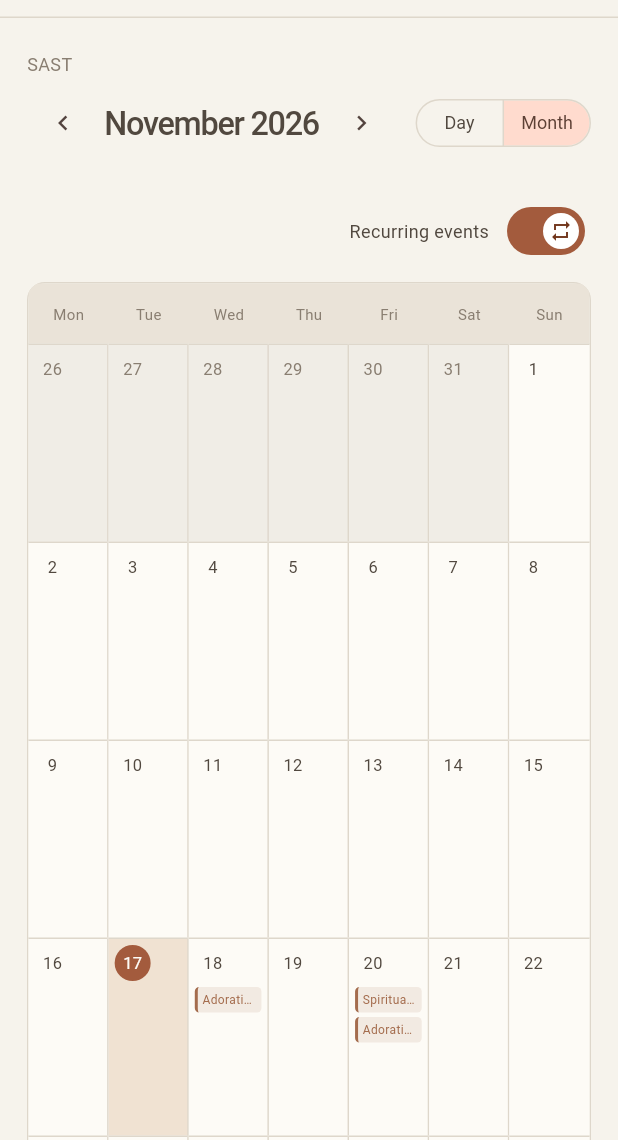
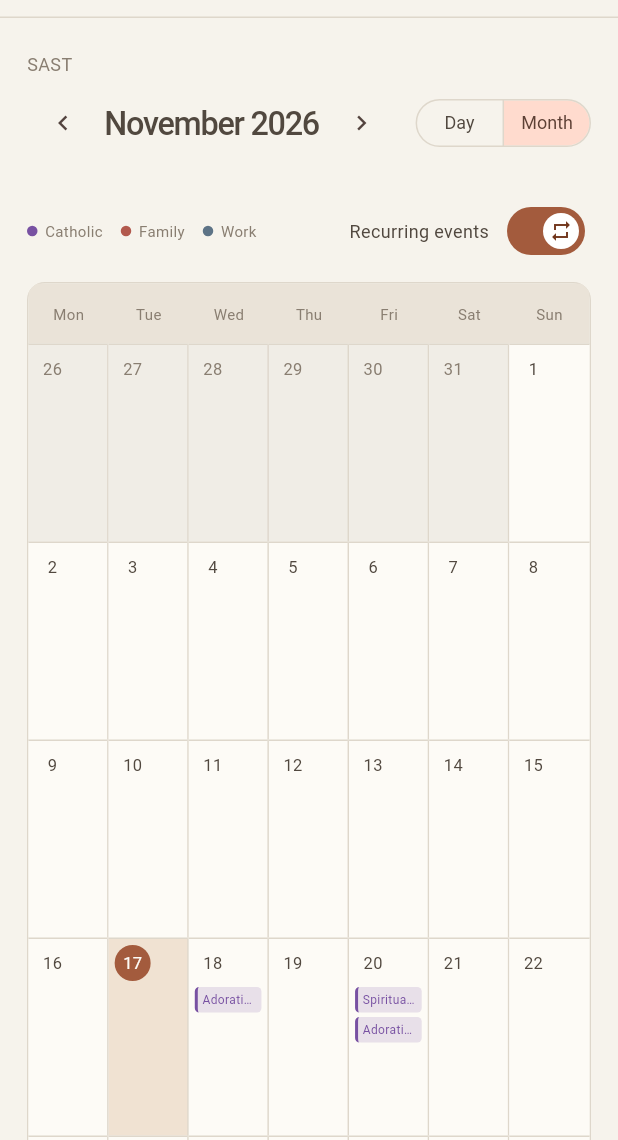
Before and after one commit to JoaoPedra-AMDG/Routine, a Flutter app: the screen it shows after launch, after a tap on the "chevron left" icon, after a tap on the "chevron right" icon, after a tap on "Month", on a phone screen of 412 x 824 dp, the part 96-1236 px from its top. Run offline on Flutter 3.47's test engine with Material 3 defaults, Android fonts, the phone set to English and light mode, and no system bars; our stand-ins replace web.

Commit message:
Colour activities by type and migrate saved categories

```diff
--- a/lib/routine_app.dart
+++ b/lib/routine_app.dart
@@ -775,9 +775,13 @@ class _SchedulePageState extends State<SchedulePage> {
                     width: 37,
                     padding: const EdgeInsets.symmetric(vertical: 5),
                     decoration: BoxDecoration(
-                      border: Border.all(color: line),
+                      border: Border.all(
+                        color: categoryColors[p.category]!.withValues(
+                          alpha: .4,
+                        ),
+                      ),
                       borderRadius: BorderRadius.circular(6),
-                      color: paper,
+                      color: categoryColors[p.category]!.withValues(alpha: .1),
                     ),
                     child: Column(
                       children: [
@@ -1121,10 +1125,17 @@ class _SchedulePageState extends State<SchedulePage> {
     return Container(
       key: ValueKey('${_key}_${p.id}'),
       margin: const EdgeInsets.symmetric(horizontal: 18),
-      decoration: const BoxDecoration(
-        border: Border(bottom: BorderSide(color: Color(0xffece6dc))),
-      ),
-      padding: const EdgeInsets.symmetric(vertical: 12),
+      decoration: BoxDecoration(
+        color: color.withValues(alpha: done || skipped ? .025 : .055),
+        border: Border(
+          left: BorderSide(
+            color: color.withValues(alpha: done || skipped ? .4 : 1),
+            width: 3,
+          ),
+          bottom: const BorderSide(color: Color(0xffece6dc)),
+        ),
+      ),
+      padding: const EdgeInsets.fromLTRB(8, 12, 0, 12),
       child: Row(
         crossAxisAlignment: CrossAxisAlignment.center,
         children: [
@@ -1139,7 +1150,7 @@ class _SchedulePageState extends State<SchedulePage> {
                 shape: RoundedRectangleBorder(
                   borderRadius: BorderRadius.circular(4),
                 ),
-                activeColor: sage,
+                activeColor: color,
               ),
             )
           else
@@ -1372,7 +1383,7 @@ class _SchedulePageState extends State<SchedulePage> {
                                 ),
                                 decoration: BoxDecoration(
                                   color: color.withValues(
-                                    alpha: p.status == 'pending' ? 0.14 : 0.07,
+                                    alpha: p.status == 'pending' ? 0.18 : 0.07,
                                   ),
                                   border: Border(
                                     left: BorderSide(color: color, width: 2),
@@ -1452,17 +1463,62 @@ class _SchedulePageState extends State<SchedulePage> {
 
   Widget _monthly() {
     final dates = _calendarDates(_month);
+    final visibleTypes = {
+      for (final date in dates)
+        for (final plan in _schedule.on(dateKey(date)))
+          if ((!plan.isTask || plan.repeat == 'weekly') &&
+              (_schedule.showRecurringEventsInMonth || !plan.recurring))
+            plan.category,
+    };
     return Column(
       key: const ValueKey('month-view'),
       crossAxisAlignment: CrossAxisAlignment.stretch,
       children: [
-        Align(
-          alignment: Alignment.centerRight,
-          child: MergeSemantics(
+        Row(
+          children: [
+            Expanded(
+              child: Wrap(
+                spacing: 12,
+                runSpacing: 8,
+                children: [
+                  for (final entry in categories.entries)
+                    if (visibleTypes.contains(entry.key))
+                      Row(
+                        mainAxisSize: MainAxisSize.min,
+                        children: [
+                          Container(
+                            width: 7,
+                            height: 7,
+                            decoration: BoxDecoration(
+                              color: categoryColors[entry.key],
+                              shape: BoxShape.circle,
+                            ),
+                          ),
+                          const SizedBox(width: 5),
+                          Flexible(
+                            child: Text(
+                              entry.value,
+                              overflow: TextOverflow.ellipsis,
+                              style: const TextStyle(
+                                fontSize: 10,
+                                color: muted,
+                              ),
+                            ),
+                          ),
+                        ],
+                      ),
+                ],
+              ),
+            ),
+            const SizedBox(width: 12),
+            MergeSemantics(
               child: Row(
                 mainAxisSize: MainAxisSize.min,
                 children: [
-                const Text('Recurring events', style: TextStyle(fontSize: 12)),
+                  const Text(
+                    'Recurring events',
+                    style: TextStyle(fontSize: 12),
+                  ),
                   const SizedBox(width: 8),
                   Switch(
                     value: _schedule.showRecurringEventsInMonth,
@@ -1479,6 +1535,7 @@ class _SchedulePageState extends State<SchedulePage> {
                 ],
               ),
             ),
+          ],
         ),
         const SizedBox(height: 10),
         Surface(
@@ -1606,7 +1663,7 @@ class _SchedulePageState extends State<SchedulePage> {
                                                   decoration: BoxDecoration(
                                                     color: categoryColors[p
                                                             .category]!
-                                                        .withValues(alpha: .12),
+                                                        .withValues(alpha: .16),
                                                     border: Border(
                                                       left: BorderSide(
                                                         color:
--- a/lib/schedule.dart
+++ b/lib/schedule.dart
@@ -1,13 +1,20 @@
 import 'dart:convert';
 
 const categories = <String, String>{
-  'prayer': 'Prayer',
+  'catholic': 'Catholic',
+  'uni': 'Uni',
+  'family': 'Family',
+  'friends': 'Friends',
+  'exercise': 'Exercise',
   'home': 'Home',
-  'learning': 'Learning',
-  'wellbeing': 'Exercise',
-  'family': 'Family',
   'work': 'Work',
   'personal': 'Personal',
+};
+String normalizeActivityType(String value, {String? planId}) => switch (value) {
+  'prayer' => 'catholic',
+  'wellbeing' => 'exercise',
+  'learning' => planId == 'gianna' ? 'family' : 'uni',
+  _ => value,
 };
 const monthNames = [
   'January',
@@ -113,7 +120,10 @@ class Plan {
       date: j['date'] as String,
       endDate: j['endDate'] as String?,
       kind: j['kind'] as String,
-      category: j['category'] as String,
+      category: normalizeActivityType(
+        j['category'] as String,
+        planId: j['id'] as String,
+      ),
       repeat: j['repeat'] as String,
       weekdays: (j['weekdays'] as List).cast<int>(),
       until: j['until'] as String?,
@@ -309,7 +319,12 @@ class Schedule {
       }
       final plan =
           items.where((p) => p.id == entry.key.substring(11)).firstOrNull;
-      if (plan != null) plan.withChanges(entry.value);
+      if (plan != null) {
+        final normalized = plan.withChanges(entry.value);
+        if (entry.value.containsKey('category')) {
+          entry.value['category'] = normalized.category;
+        }
+      }
     }
     final settings = j['settings'];
     if (settings != null &&
@@ -368,22 +383,22 @@ class Schedule {
       notes: notes,
     );
     return Schedule([
-      routine('morning', 'Morning prayers', 360, 375, 'prayer'),
-      routine('mass', 'Mass', 390, 420, 'prayer'),
+      routine('morning', 'Morning prayers', 360, 375, 'catholic'),
+      routine('mass', 'Mass', 390, 420, 'catholic'),
       routine('house', 'Organize the house', 540, 600, 'home'),
       routine('basement', 'Organize the basement', 600, 660, 'home'),
-      routine('gianna', 'Teach Gianna', 660, 720, 'learning'),
-      routine('angelus', 'Angelus', 720, 725, 'prayer'),
+      routine('gianna', 'Teach Gianna', 660, 720, 'family'),
+      routine('angelus', 'Angelus', 720, 725, 'catholic'),
       routine('development', 'App development', 840, 900, 'work'),
-      routine('jog', 'Jog', 1020, 1050, 'wellbeing', jog: true),
-      routine('rosary', 'Rosary', 1110, 1140, 'prayer'),
-      routine('evening', 'Evening prayers', 1230, 1245, 'prayer'),
+      routine('jog', 'Jog', 1020, 1050, 'exercise', jog: true),
+      routine('rosary', 'Rosary', 1110, 1140, 'catholic'),
+      routine('evening', 'Evening prayers', 1230, 1245, 'catholic'),
       routine(
         'adoration-wed',
         'Adoration',
         1050,
         1110,
-        'prayer',
+        'catholic',
         repeat: 'weekly',
         days: [3],
       ),
@@ -392,7 +407,7 @@ class Schedule {
         'Spiritual direction',
         870,
         930,
-        'prayer',
+        'catholic',
         repeat: 'weekly',
         days: [5],
       ),
@@ -401,7 +416,7 @@ class Schedule {
         'Adoration',
         960,
         1020,
-        'prayer',
+        'catholic',
         repeat: 'weekly',
         days: [5],
       ),
@@ -460,7 +475,7 @@ class Schedule {
         'confirmation',
         'Confirmation (evening)',
         '2026-12-04',
-        category: 'prayer',
+        category: 'catholic',
         tbc: true,
         notes: 'Evening; exact time to confirm.',
       ),
--- a/lib/theme.dart
+++ b/lib/theme.dart
@@ -9,13 +9,14 @@ const paper = Color(0xfff6f3ec),
     terracotta = Color(0xffa35b3d),
     sage = Color(0xff65806a);
 const categoryColors = <String, Color>{
-  'prayer': Color(0xffa46c4d),
-  'home': Color(0xffa28a48),
-  'learning': Color(0xff6a8a78),
-  'wellbeing': Color(0xff638271),
-  'family': Color(0xffbd7668),
-  'work': Color(0xff687e94),
-  'personal': Color(0xff96816b),
+  'catholic': Color(0xff7851a2),
+  'uni': Color(0xff2f699d),
+  'family': Color(0xffb2594d),
+  'friends': Color(0xff87630c),
+  'exercise': Color(0xff3c7d56),
+  'home': Color(0xff8c7866),
+  'work': Color(0xff5d7386),
+  'personal': Color(0xff7b7b76),
 };
 ThemeData appTheme() => ThemeData(
   useMaterial3: true,
```
Also changed, not shown: lib/plan_editor.dart (+22 -4 lines), 2 other files. Lines whose indentation alone changed are shown as unchanged.
